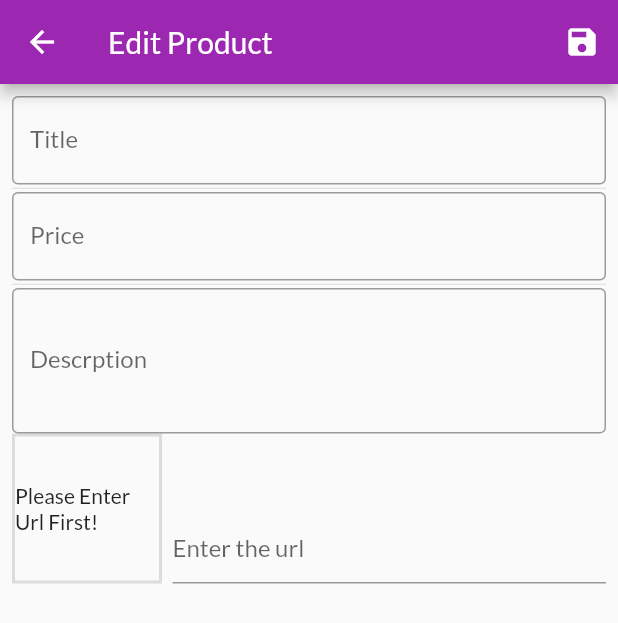
After one commit to FahadNakash/ShopApp_Getx, a Flutter app: the UserProductScreen screen opened by its route, after a tap on the "edit" icon, on a phone screen of 412 x 824 dp. The commit adds this screen. Shown: the top 623 px of the screen. Run offline on Flutter 3.47's test engine with Material 2 defaults, Android fonts, the phone set to English and light mode, and no system bars; our stand-ins replace get; network calls fail.

Commit message:
add edit User Screen and complete Dialog and snackbars

```diff
--- a/lib/main.dart
+++ b/lib/main.dart
@@ -8,6 +8,8 @@ import 'screens/product_overview_screen.dart';
 import 'screens/product_detail_screen.dart';
 import 'screens/cart_screen.dart';
 import 'screens/order_screen.dart';
+import 'screens/user_product_screen.dart';
+import 'screens/edit_product_screen.dart';
 
 void main() {
   Get.put(CartController());
@@ -36,6 +38,8 @@ class MyApp extends StatelessWidget {
         GetPage(name: '/product_detail_screen', page: ()=>ProductDetailScreen()),
         GetPage(name: '/cart_screen', page: ()=>CartScreen()),
         GetPage(name: '/order_screen', page: ()=>OrderScreen()),
+        GetPage(name: '/user_product_screen', page:()=>UserProductScreen()),
+        GetPage(name: '/edit_product_screen', page:()=>EditProductScreen())
       ],
     );
   }
--- /dev/null
+++ b/lib/screens/edit_product_screen.dart
@@ -0,0 +1,146 @@
+import 'package:flutter/material.dart';
+import '../controller/products_controller.dart';
+
+class EditProductScreen extends StatefulWidget {
+  const EditProductScreen({Key? key}) : super(key: key);
+
+  @override
+  State<EditProductScreen> createState() => _EditProductScreenState();
+}
+
+class _EditProductScreenState extends State<EditProductScreen> {
+  final _priceFocus = FocusNode();
+  final _description = FocusNode();
+  final _url = FocusNode();
+  final TextEditingController _imageUrlController = TextEditingController();
+  final GlobalKey<FormState> _formkey = GlobalKey<FormState>();
+  final proController = ProductsController.productGetter;
+
+  @override
+  void dispose() {
+    _imageUrlController.dispose();
+    _url.dispose();
+    _description.dispose();
+    _priceFocus.dispose();
+    _url.removeListener(_updateImage);
+    super.dispose();
+  }
+  @override
+  void initState() {
+    _url.addListener(_updateImage);
+    super.initState();
+  }
+  void _updateImage(){
+    if(!_url.hasFocus){
+      setState(() {
+
+      });
+    }
+  }
+
+
+
+  @override
+  Widget build(BuildContext context) {
+    return Scaffold(
+      appBar: AppBar(
+        title: Text('Edit Product'),
+        actions: [
+          IconButton(onPressed:()=>proController.saveForm(_formkey), icon: Icon(Icons.save))
+        ],
+      ),
+      body: Padding(
+        padding: const EdgeInsets.all(8.0),
+        child: Form(
+          key: _formkey,
+          child: ListView(
+            children: [
+              TextFormField(
+                decoration: InputDecoration(
+                    labelText: 'Title',
+                    hintText: 'Enter the title',
+                    border: OutlineInputBorder()),
+                validator: (value){
+
+                },
+                keyboardType: TextInputType.text,
+                keyboardAppearance: Brightness.dark,
+                onFieldSubmitted: (_) {
+                  FocusScope.of(context).requestFocus(_priceFocus);
+                },
+              ),
+              Divider(
+                height: 5,
+              ),
+              TextFormField(
+                decoration: InputDecoration(
+                  labelText: 'Price',
+                  hintText: 'Enter the price',
+                  border: OutlineInputBorder(),
+                ),
+                keyboardType: TextInputType.number,
+                textInputAction: TextInputAction.next,
+                focusNode: _priceFocus,
+                onFieldSubmitted: (_) {
+                  FocusScope.of(context).requestFocus(_description);
+                },
+              ),
+              Divider(
+                height: 5,
+              ),
+              TextFormField(
+                decoration: InputDecoration(
+                  labelText: 'Descrption',
+                  hintText: 'Enter the Description',
+                  border: OutlineInputBorder(),
+                ),
+                keyboardType: TextInputType.multiline,
+                focusNode: _description,
+                maxLines: 3,
+                onFieldSubmitted: (_) {
+                  FocusScope.of(context).requestFocus(_url);
+                },
+              ),
+              Row(
+                crossAxisAlignment: CrossAxisAlignment.end,
+                children: [
+                  Container(
+                    height: 100,
+                    width: 100,
+                    margin: EdgeInsets.only(right: 7),
+                    decoration: BoxDecoration(
+                        border: Border.all(
+                      color: Colors.black12,
+                      width: 2,
+                    )),
+                    child: _imageUrlController.text.isEmpty
+                        ? Center(
+                            child: Text(
+                            'Please Enter Url First!',
+                          ))
+                        : Image.network(
+                            _imageUrlController.text,
+                            fit: BoxFit.cover,
+                          ),
+                  ),
+                  Expanded(
+                    child: TextFormField(
+                      decoration: InputDecoration(
+                        hintText: 'Enter the url',
+                      ),
+                      focusNode: _url,
+                      controller: _imageUrlController,
+                      onFieldSubmitted:(_){proController.saveForm(_formkey);}
+                    ),
+                  ),
+                ],
+              )
+            ],
+          ),
+        ),
+      ),
+    );
+  }
+
+
+}
--- a/lib/screens/product_overview_screen.dart
+++ b/lib/screens/product_overview_screen.dart
@@ -19,7 +19,6 @@ class ProductOverViewScreen extends StatefulWidget {
 
 class _ProductOverViewScreenState extends State<ProductOverViewScreen> {
   final proController = ProductsController.productGetter;
-
   final cartController = CartController.cartGetter;
 
   @override
--- /dev/null
+++ b/lib/screens/user_product_screen.dart
@@ -0,0 +1,27 @@
+import 'package:flutter/material.dart';
+import 'package:shopapp_getx/model/product.dart';
+import '../widgets/user_product_items.dart';
+import '../controller/products_controller.dart';
+class UserProductScreen extends StatelessWidget {
+  const UserProductScreen({Key? key}) : super(key: key);
+  @override
+  Widget build(BuildContext context) {
+    final proController = ProductsController.productGetter;
+    final List<Product> proData=proController.loadedProducts;
+    return Scaffold(
+      appBar: AppBar(
+        title: Text('Your Products'),
+      ),
+      body: ListView.builder(
+        itemCount: proController.loadedProducts.length,
+          itemBuilder: (contex,index){
+        return Column(
+          children: [
+            Divider(height: 1,),
+            UserProductItems(proData: proData[index]),
+          ],
+        );
+      }),
+    );
+  }
+}
--- a/lib/widgets/app_drawer.dart
+++ b/lib/widgets/app_drawer.dart
@@ -28,6 +28,14 @@ class AppDrawer extends StatelessWidget {
               Get.toNamed('/order_screen');
             },
           ),
+          Divider(height: 1,thickness: 1,),
+          ListTile(
+            leading: Icon(Icons.card_travel),
+            title: Text('Manage Proucts'),
+            onTap: (){
+              Get.toNamed('/user_product_screen');
+            },
+          ),
 
         ],
       ),
--- /dev/null
+++ b/lib/widgets/user_product_items.dart
@@ -0,0 +1,30 @@
+import 'package:flutter/material.dart';
+import '../model/product.dart';
+import '../screens/edit_product_screen.dart';
+import 'package:get/get.dart';
+class UserProductItems extends StatelessWidget {
+  final Product proData;
+  UserProductItems({ required this.proData});
+  @override
+  Widget build(BuildContext context) {
+    return ListTile(
+      contentPadding: EdgeInsets.all(10),
+      leading: CircleAvatar(
+        backgroundImage:NetworkImage(proData.imgUrl),
+      ),
+      title: Text(proData.title),
+      trailing: Container(
+        width: 100,
+        child: Row(
+          children: [
+            IconButton(icon:Icon(Icons.edit,color: Colors.purple,),onPressed:(){
+              Get.toNamed('/edit_product_screen');
+            }),
+            IconButton(icon:Icon(Icons.delete,color: Colors.red,),onPressed:(){}),
+          ],
+        ),
+      ),
+
+    );
+  }
+}
```
Also changed, not shown: lib/controller/cart_controller.dart (+25 -3 lines), lib/controller/products_controller.dart (+5 -3 lines), lib/widgets/cart_items.dart (+23 -0 lines).
